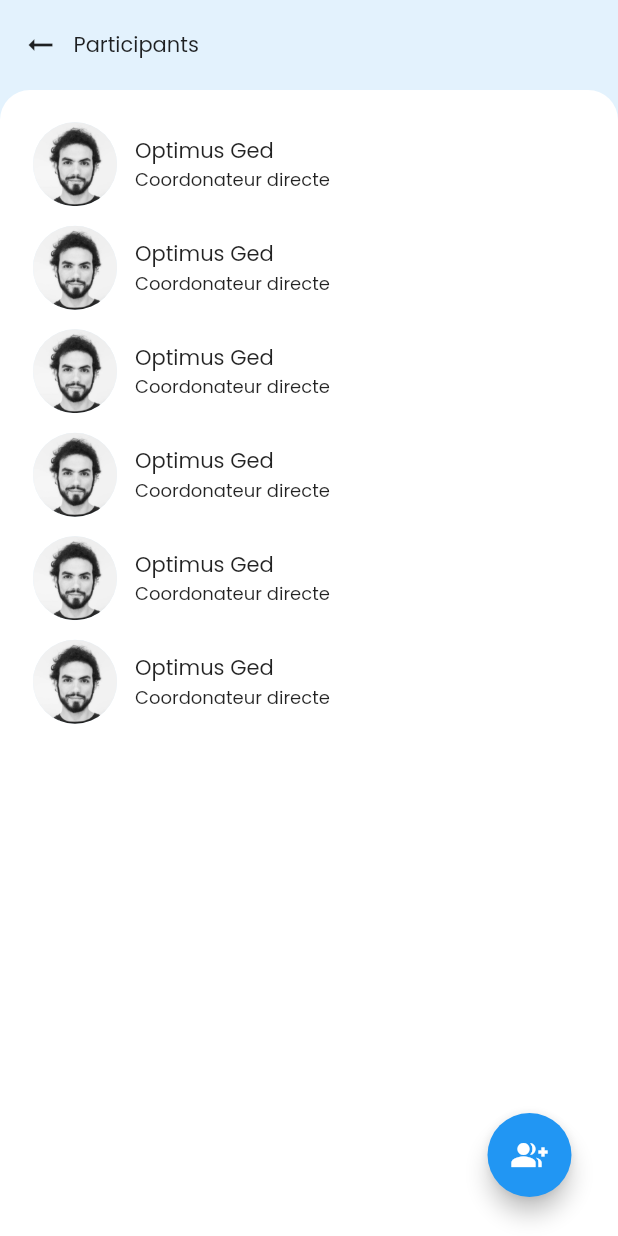
After one commit to Optimus-ged/test_project, a Flutter app: the ParticipantPage screen opened directly, on a phone screen of 412 x 824 dp. The commit adds this screen. Run offline on Flutter 3.47's test engine with Material 2 defaults, Android fonts, the phone set to English and light mode, and no system bars; our stand-ins replace bloc, equatable, flutter_bloc, fluttertoast, get_it, image_picker and 1 more; accounts and stored records are empty.

Commit message:
Data for participant page added succesfully

```diff
--- a/lib/ui/screens/mission_details.dart
+++ b/lib/ui/screens/mission_details.dart
@@ -1,4 +1,5 @@
 import 'package:ackaton_manage/constants/theme.dart';
+import 'package:ackaton_manage/ui/screens/participant_page.dart';
 import 'package:ackaton_manage/ui/widgets/stepper_widget.dart';
 import 'package:flutter/material.dart';
 
@@ -112,11 +113,11 @@ class _MissionDetailsState extends State<MissionDetails> {
             ),
           ),
           Text('Details'),
-          Spacer(),
+           Spacer(),
           GestureDetector(
             onTap: () => Navigator.of(context).push(
               MaterialPageRoute(
-                builder: (context) => TasksPage(),
+                builder: (context) => ParticipantPage(),
               ),
             ),
             child: Container(
@@ -166,7 +167,7 @@ class _MissionDetailsState extends State<MissionDetails> {
           children: [
             Container(
               // color: Colors.red,
-              height: MediaQuery.of(context).size.height - 154,
+              height: MediaQuery.of(context).size.height - 84,
               child: SingleChildScrollView(
                 child: Padding(
                   padding: const EdgeInsets.symmetric(horizontal: 20),
@@ -223,8 +224,8 @@ class _MissionDetailsState extends State<MissionDetails> {
                 ),
               ),
             ),
-            Spacer(),
-            _buildButton(),
+            // Spacer(),
+            // _buildButton(),
           ],
         ),
       ),
--- /dev/null
+++ b/lib/ui/screens/participant_page.dart
@@ -0,0 +1,181 @@
+import 'package:flutter/material.dart';
+
+import 'add_participant_page.dart';
+import 'add_task_page.dart';
+
+class ParticipantPage extends StatefulWidget {
+  const ParticipantPage({Key key}) : super(key: key);
+
+  @override
+  _ParticipantPageState createState() => _ParticipantPageState();
+}
+
+class _ParticipantPageState extends State<ParticipantPage> {
+  @override
+  Widget build(BuildContext context) {
+    return Scaffold(
+      body: Container(
+        color: Colors.blue[50],
+        child: Column(
+          children: [
+            Container(
+              height: MediaQuery.of(context).padding.top,
+              color: Colors.white,
+            ),
+            _buildAppBar(context),
+            _buildContent(context)
+          ],
+        ),
+      ),
+      floatingActionButton: Padding(
+        padding: const EdgeInsets.only(right: 15, bottom: 10),
+        child: Column(
+          mainAxisAlignment: MainAxisAlignment.end,
+          children: [
+            FloatingActionButton(
+              tooltip: 'Ajouter un participant',
+              onPressed: () => Navigator.of(context).push(
+                MaterialPageRoute(
+                  builder: (context) => AddParticipant(),
+                ),
+              ),
+              child: Icon(
+                Icons.group_add,
+              ),
+            ),
+          ],
+        ),
+      ),
+    );
+  }
+
+  Widget _buildAppBar(BuildContext context) {
+    return Container(
+      height: 60,
+      padding: EdgeInsets.only(left: 5),
+      child: Row(
+        children: [
+          GestureDetector(
+            onTap: () => Navigator.of(context).pop(),
+            child: Container(
+              padding: EdgeInsets.all(10),
+              child: RotationTransition(
+                turns: AlwaysStoppedAnimation(180 / 360),
+                child: Icon(Icons.arrow_right_alt),
+              ),
+            ),
+          ),
+          Text('Participants')
+        ],
+      ),
+    );
+  }
+
+  Widget _buildContent(BuildContext context) {
+    return Expanded(
+      child: Container(
+        padding: EdgeInsets.only(left: 20, right: 20, bottom: 20),
+        decoration: BoxDecoration(
+          color: Colors.white,
+          borderRadius: BorderRadius.vertical(
+            top: Radius.circular(20),
+          ),
+        ),
+        child: Column(
+          crossAxisAlignment: CrossAxisAlignment.start,
+          children: [
+            Expanded(
+              child: Container(
+                width: MediaQuery.of(context).size.width - 40,
+                // color: Colors.amber,
+                padding: EdgeInsets.only(bottom: 20, top: 20),
+                child: SingleChildScrollView(
+                  child: Column(
+                    crossAxisAlignment: CrossAxisAlignment.start,
+                    children: [
+                      _participantItem(),
+                      _participantItem(),
+                      _participantItem(),
+                      _participantItem(),
+                      _participantItem(),
+                      _participantItem(),
+                    ],
+                  ),
+                ),
+              ),
+            ),
+            // _buildButton(context),
+          ],
+        ),
+      ),
+    );
+  }
+
+  Widget _buildButton(BuildContext context) {
+    return Container(
+      // padding: EdgeInsets.only(bottom: 0, left: 20, right: 20),
+      alignment: Alignment.bottomCenter,
+      child: Material(
+        elevation: 4,
+        color: Colors.grey[400],
+        borderRadius: BorderRadius.circular(30),
+        child: Container(
+          height: 50,
+          width: MediaQuery.of(context).size.width,
+          alignment: Alignment.center,
+          decoration: BoxDecoration(
+            // color: CustomTheme.redColor,
+            color: Colors.blue,
+            borderRadius: BorderRadius.circular(8),
+          ),
+          child: InkWell(
+            // onTap: () => _loginBtnPressed(),
+            // onTap: () => Navigator.of(context).push(
+            //   MaterialPageRoute(
+            //     builder: (context) => AddParticipant(),
+            //   ),
+            // ),
+            child: Row(
+              mainAxisAlignment: MainAxisAlignment.center,
+              children: [
+                Icon(Icons.save, color: Colors.white),
+                SizedBox(width: 5),
+                Text(
+                  'Enregistrer',
+                  style: TextStyle(color: Colors.white, fontSize: 15),
+                ),
+              ],
+            ),
+          ),
+        ),
+      ),
+    );
+  }
+
+  Widget _participantItem() {
+    return Container(
+      // color: Colors.green,
+      child: ListTile(
+        minVerticalPadding: 10,
+        horizontalTitleGap: 10,
+        contentPadding: EdgeInsets.only(bottom: 10),
+        leading: CircleAvatar(
+          radius: 30,
+          backgroundColor: Colors.blue[50],
+          backgroundImage: AssetImage('assets/images/person.jpg'),
+          // child: Icon(Icons.person),
+        ),
+        title: Column(
+          crossAxisAlignment: CrossAxisAlignment.start,
+          children: [
+            Text('Optimus Ged', style: TextStyle(fontSize: 14)),
+            Text(
+              'Coordonateur directe',
+              style: TextStyle(fontSize: 12),
+            ),
+          ],
+        ),
+      ),
+    );
+  }
+}
```
Also changed, not shown: assets/images/person.jpg (added).
